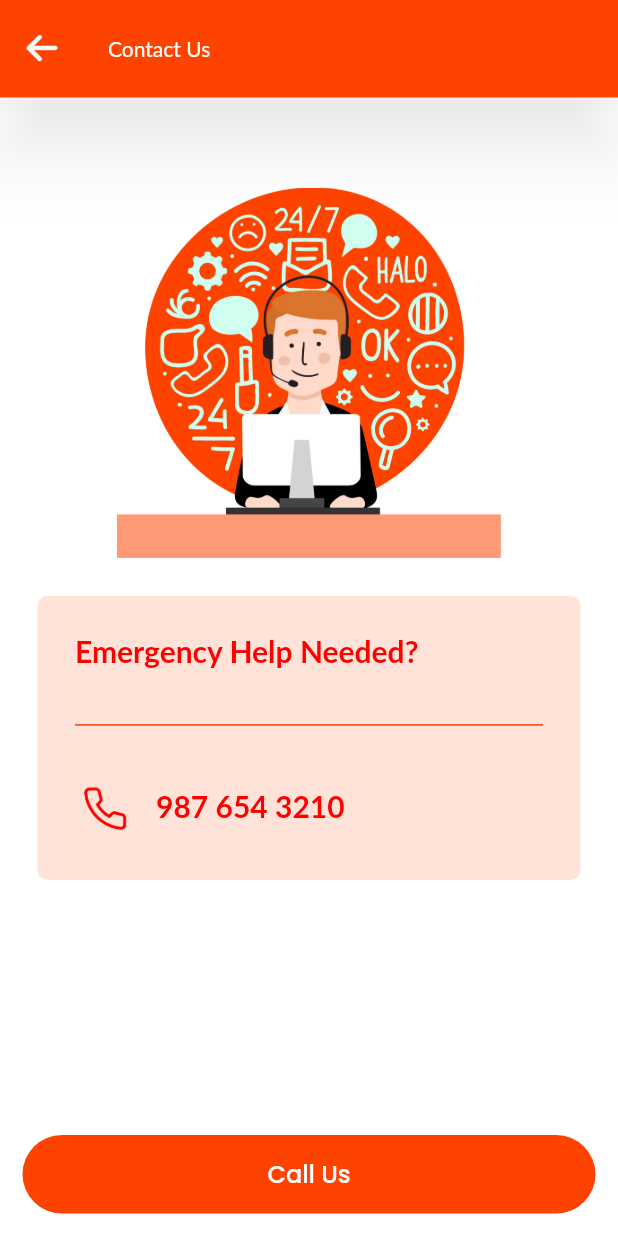
After one commit to codefencers-git/oyo-lab, a Flutter app: the ContactUs screen opened by its route, on a phone screen of 412 x 824 dp. The commit adds this screen. Run offline on Flutter 3.47's test engine with Material 2 defaults, Android fonts, the light colour scheme and no system bars; our stand-ins replace carousel_slider, flutter_easyloading, flutter_rating_bar, flutter_switch, get, pin_code_fields.

Commit message:
latest code commit

```diff
--- a/lib/routes.dart
+++ b/lib/routes.dart
@@ -1,15 +1,18 @@
 import 'package:get/get.dart';
+import 'package:oyo_labs/screens/AboutUs/about_us.dart';
 import 'package:oyo_labs/screens/MyAppointments/my_appointment.dart';
 
 import 'package:oyo_labs/screens/authentication/forgot_password_screen.dart';
 import 'package:oyo_labs/screens/authentication/mobile_verification_screen.dart';
 import 'package:oyo_labs/screens/authentication/signup_screen.dart';
 import 'package:oyo_labs/screens/home/all_laboratories.dart';
+import 'screens/ContactUs/contact_us.dart';
 import 'screens/authentication/change_password_screen.dart';
 import 'screens/authentication/login.dart';
 import 'screens/home/home_page.dart';
-import 'screens/onboarding_screen.dart';
-import 'screens/splash_screen.dart';
+import 'screens/notification/notification_setting.dart';
+import 'screens/onBoarding/onboarding_screen.dart';
+import 'screens/onBoarding/splash_screen.dart';
 
 class Routes {
   static const String splashRoute = '/splashScreen';
@@ -22,6 +25,9 @@ class Routes {
   static const String changePasswordScreen = '/changePassword';
   static const String allLabScreen = '/allLabScreen';
   static const String myAppointmentScreen = '/myAppointment';
+  static const String notificationSettingScreen = '/notificationSetting';
+  static const String aboutUsScreen = '/aboutUs';
+  static const String contactUsScreen = '/contactUs';
 
   static List<GetPage> gobalRoutes = [
     GetPage(name: splashRoute, page: () => const SplashScreen()),
@@ -36,5 +42,10 @@ class Routes {
         name: changePasswordScreen, page: () => const ChangePasswordScreen()),
     GetPage(name: allLabScreen, page: () => const AllLaboratories()),
     GetPage(name: myAppointmentScreen, page: () => const MyAppointments()),
+    GetPage(
+        name: notificationSettingScreen,
+        page: () => const NotificationSetting()),
+    GetPage(name: aboutUsScreen, page: () => const AboutUs()),
+    GetPage(name: contactUsScreen, page: () => const ContactUs()),
   ];
 }
--- /dev/null
+++ b/lib/screens/ContactUs/contact_us.dart
@@ -0,0 +1,113 @@
+import 'package:flutter/material.dart';
+import 'package:oyo_labs/themedata.dart';
+import 'package:oyo_labs/widgets/appbar/appbar_with_back_button.dart';
+import 'package:oyo_labs/widgets/buttons/round_button.dart';
+import 'package:url_launcher/url_launcher.dart';
+
+class ContactUs extends StatelessWidget {
+  const ContactUs({Key? key}) : super(key: key);
+
+  @override
+  Widget build(BuildContext context) {
+    double height = MediaQuery.of(context).size.height;
+    double width = MediaQuery.of(context).size.width;
+    return SafeArea(
+      child: Scaffold(
+        backgroundColor: ThemeClass.whiteColor,
+        appBar: PreferredSize(
+          preferredSize: const Size.fromHeight(65.0),
+          child: AppbarWithBackButton(
+            appbarTitle: "Contact Us",
+            elevation: 20,
+          ),
+        ),
+        body: Container(
+            height: height,
+            width: width,
+            padding: const EdgeInsets.symmetric(horizontal: 25, vertical: 35),
+            child: Column(
+              children: [
+                const SizedBox(height: 25),
+                Image.asset(
+                  "assets/images/contact-us.png",
+                  height: height * 0.3,
+                ),
+                const SizedBox(height: 25),
+                Row(
+                  children: [
+                    Expanded(
+                      child: Container(
+                        height: height * 0.23,
+                        padding: const EdgeInsets.all(25),
+                        decoration: BoxDecoration(
+                          color: ThemeClass.orangeColor.withOpacity(0.15),
+                          borderRadius: BorderRadius.circular(7),
+                        ),
+                        child: Column(
+                          crossAxisAlignment: CrossAxisAlignment.start,
+                          children: [
+                            Text(
+                              "Emergency Help Needed?",
+                              style: TextStyle(
+                                color: ThemeClass.redColor1,
+                                fontSize: 20,
+                                fontWeight: FontWeight.w700,
+                              ),
+                            ),
+                            Divider(
+                              height: height * 0.09,
+                              thickness: 1,
+                              color: ThemeClass.orangeColor,
+                            ),
+                            Row(
+                              children: [
+                                Image.asset(
+                                  "assets/icons/icon-phone-red.png",
+                                  height: 40,
+                                ),
+                                const SizedBox(width: 15),
+                                Text(
+                                  "987 654 3210",
+                                  style: TextStyle(
+                                    height: 0.8,
+                                    color: ThemeClass.redColor1,
+                                    fontSize: 20,
+                                    fontWeight: FontWeight.w700,
+                                  ),
+                                ),
+                              ],
+                            )
+                          ],
+                        ),
+                      ),
+                    )
+                  ],
+                ),
+              ],
+            )),
+        bottomNavigationBar: Container(
+          height: height * 0.1,
+          padding: const EdgeInsets.all(15),
+          child: RoundButton(
+            verticalPadding: 10,
+            buttonLabel: 'Call Us',
+            onTap: () {
+              _makePhoneCall('9876543210');
+            },
+            fontSize: 16,
+            fontWeight: FontWeight.w500,
+            fontFamily: 'Poppins',
+          ),
+        ),
+      ),
+    );
+  }
+
+_makePhoneCall(String phoneNumber) async {
+    final Uri launchUri = Uri(
+      scheme: 'tel',
+      path: phoneNumber,
+    );
+    await launchUrl(launchUri);
+  }
+}
--- a/lib/screens/MyAppointments/my_appointment.dart
+++ b/lib/screens/MyAppointments/my_appointment.dart
@@ -27,8 +27,7 @@ class _MyAppointmentsState extends State<MyAppointments>
 
   @override
   Widget build(BuildContext context) {
-    double width = MediaQuery.of(context).size.width;
-    double height = MediaQuery.of(context).size.height;
+
     return SafeArea(
       child: Scaffold(
         backgroundColor: ThemeClass.whiteColor,
--- a/lib/screens/splash_screen.dart
+++ b/lib/screens/onBoarding/splash_screen.dart
@@ -3,7 +3,7 @@ import 'package:get/get.dart';
 import 'package:oyo_labs/routes.dart';
 import 'package:oyo_labs/themedata.dart';
 
-import '../widgets/buttons/round_button.dart';
+import '../../widgets/buttons/round_button.dart';
 
 class SplashScreen extends StatefulWidget {
   const SplashScreen({Key? key}) : super(key: key);
--- a/lib/service/validation_service.dart
+++ /dev/null
@@ -1 +0,0 @@
-class ValidationService {}
--- a/lib/themedata.dart
+++ b/lib/themedata.dart
@@ -7,6 +7,7 @@ class ThemeClass {
   static final Color whiteColor = Color(0xFFFFFFFF);
   static final Color orangeColor = Color(0xFFFE4300);
   static final Color orangeLightColor = Color(0xFFFFF9F6);
+  static final Color orangeLightColor1 = Color(0xFFfe9975);
 
   static final Color redColor = Color(0xFFD70222);
   static final Color redColor1 = Color(0xFFFE0000);
@@ -27,6 +28,8 @@ class ThemeClass {
   static final greyLightColor1 = Color(0xffE3E3E3);
   static final greyLightColor2 = Color(0xffF4F9F9);
 
+  static final notificationSettingGrey = Color(0xffB8B8B8);
+
   static final Color blueColor = Color(0xFF19627C);
   static final Color skyblueColor = Color(0xffF3FAFF);
 
--- a/lib/widgets/appbar/appbar_with_back_button.dart
+++ b/lib/widgets/appbar/appbar_with_back_button.dart
@@ -1,3 +1,5 @@
+// ignore_for_file: must_be_immutable
+
 import 'package:flutter/material.dart';
 import 'package:get/get.dart';
 import 'package:oyo_labs/themedata.dart';
@@ -6,12 +8,15 @@ class AppbarWithBackButton extends StatelessWidget {
   AppbarWithBackButton({
     Key? key,
     required this.appbarTitle,
+    this.elevation = 0,
   }) : super(key: key);
   String appbarTitle;
+  double elevation;
   @override
   Widget build(BuildContext context) {
     return AppBar(
-      elevation: 0,
+      elevation: elevation,
+      shadowColor: const Color(0x0000001a).withOpacity(0.3),
       toolbarHeight: 70,
       backgroundColor: ThemeClass.orangeColor,
       leading: GestureDetector(
--- a/lib/widgets/buttons/round_button.dart
+++ b/lib/widgets/buttons/round_button.dart
@@ -8,6 +8,7 @@ class RoundButton extends StatelessWidget {
   final double fontSize;
   final FontWeight fontWeight;
   final String fontFamily;
+  final double verticalPadding;
   const RoundButton({
     Key? key,
     required this.buttonLabel,
@@ -15,6 +16,7 @@ class RoundButton extends StatelessWidget {
     this.fontSize = 18,
     this.fontWeight = FontWeight.normal,
     this.fontFamily = "Lato",
+    this.verticalPadding = 18.0,
   }) : super(key: key);
 
   @override
@@ -23,7 +25,7 @@ class RoundButton extends StatelessWidget {
       onTap: onTap,
       child: Container(
         width: MediaQuery.of(context).size.width,
-        padding: const EdgeInsets.symmetric(vertical: 18, horizontal: 5),
+        padding: EdgeInsets.symmetric(vertical: verticalPadding, horizontal: 5),
         decoration: BoxDecoration(
             color: ThemeClass.orangeColor,
             borderRadius: BorderRadius.circular(30)),
--- a/lib/widgets/slider_widget.dart
+++ b/lib/widgets/slider_widget.dart
@@ -3,7 +3,7 @@
 import 'package:carousel_slider/carousel_slider.dart';
 import 'package:flutter/cupertino.dart';
 
-import 'package:oyo_labs/screens/onboarding_screen.dart';
+import 'package:oyo_labs/screens/onBoarding/onboarding_screen.dart';
 import 'package:oyo_labs/themedata.dart';
 
 class OnBoardingSliderWidget extends StatefulWidget {
--- a/pubspec.yaml
+++ b/pubspec.yaml
@@ -40,6 +40,8 @@ dependencies:
   pin_code_fields: ^7.3.0
   flutter_easyloading: ^3.0.3
   flutter_rating_bar: ^4.0.1
+  flutter_switch: ^0.3.2
+  url_launcher: ^6.1.2
 
 dev_dependencies:
   flutter_test:
```
Also changed, not shown: lib/screens/AboutUs/about_us.dart (added, +34 -0 lines), lib/screens/authentication/login.dart (+1 -6 lines), lib/screens/home/drawer_sceen.dart (+9 -3 lines), lib/screens/notification/notification_setting.dart (added, +107 -0 lines), lib/screens/onBoarding/onboarding_screen.dart (renamed from lib/screens/onboarding_screen.dart, +4 -4 lines), assets/icons/icon-phone-red.png (added), assets/images/contact-us.png (added), pubspec.lock, 4 other files.
